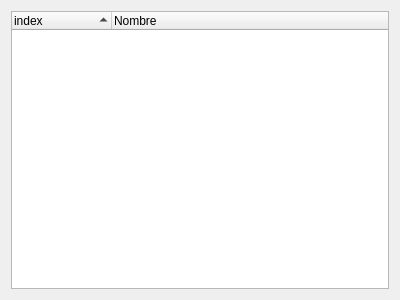
Qt form ui/bookies.ui (soker90/betcon) before a commit.
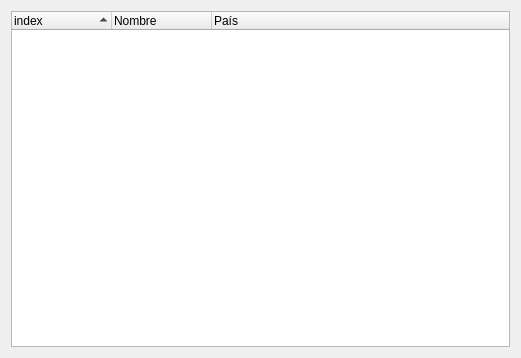
The same form after that commit.

Commit message: 1. Added Country to Bookies

```diff
--- a/ui/bookies.ui
+++ b/ui/bookies.ui
@@ -6,8 +6,8 @@
    <rect>
     <x>0</x>
     <y>0</y>
-    <width>400</width>
-    <height>300</height>
+    <width>521</width>
+    <height>358</height>
    </rect>
   </property>
   <property name="windowTitle">
@@ -44,6 +44,11 @@
        <string>Nombre</string>
       </property>
      </column>
+     <column>
+      <property name="text">
+       <string>País</string>
+      </property>
+     </column>
     </widget>
    </item>
   </layout>
```
The commit also changes 7 other files.
